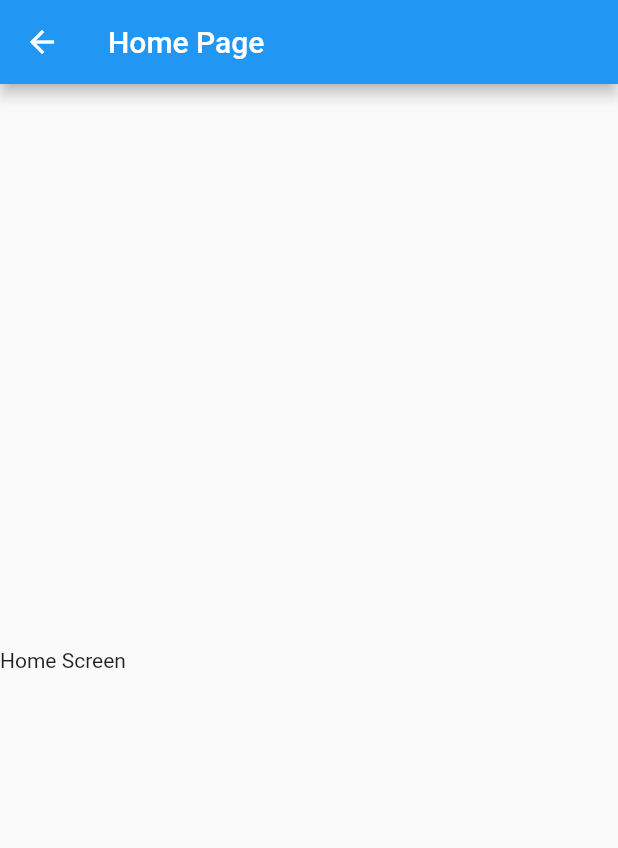
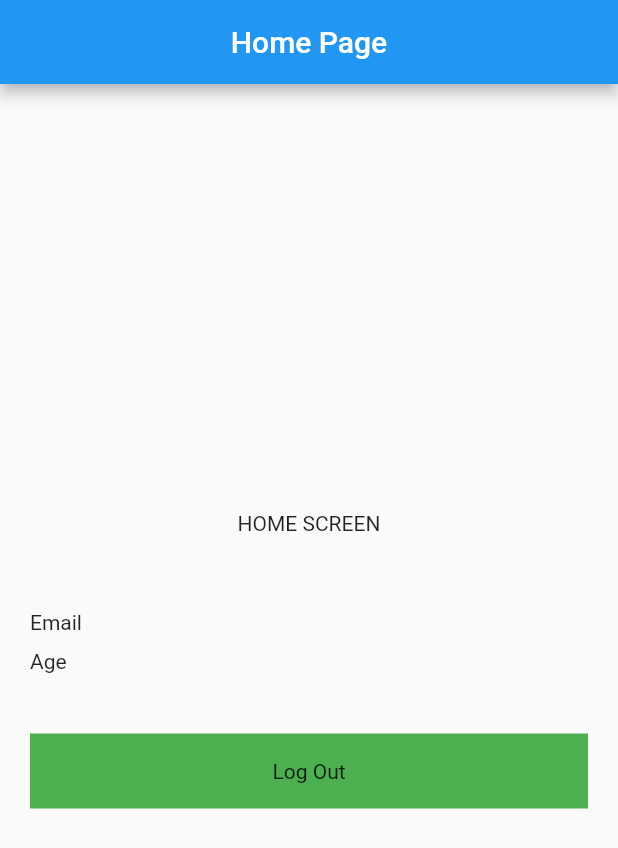
Before and after one commit to atik-sabuj/sp_multirolebase, a Flutter app: the HomePage screen opened directly, on a phone screen of 412 x 824 dp. Shown: the top 848 px of the screen. Run offline on Flutter 3.47's test engine with Material 2 defaults, Android fonts, the phone set to English and light mode, and no system bars; our stand-ins replace shared_preferences; accounts and stored records are empty; network calls fail.

Commit message:
Login with Shared Preferences #2

```diff
--- a/lib/home_page.dart
+++ b/lib/home_page.dart
@@ -1,4 +1,6 @@
 import 'package:flutter/material.dart';
+import 'package:shared_preferences/shared_preferences.dart';
+import 'package:sp_multirolebase/login_page.dart';
 
 class HomePage extends StatefulWidget {
   const HomePage({Key? key}) : super(key: key);
@@ -8,18 +10,73 @@ class HomePage extends StatefulWidget {
 }
 
 class _HomePageState extends State<HomePage> {
+
+  String email = '', age = '';
+  @override
+  void initState() {
+    // TODO: implement initState
+    super.initState();
+    loadData();
+  }
+
+  loadData()async{
+    SharedPreferences sp = await SharedPreferences.getInstance();
+    email = sp.getString('email') ?? '';
+    age = sp.getString('age') ?? '';
+    setState(() {
+
+    });
+  }
   @override
   Widget build(BuildContext context) {
     return Scaffold(
       appBar: AppBar(
         title: Text('Home Page'),
+        centerTitle: true,
+        automaticallyImplyLeading: false,
       ),
-      body: Column(
-        mainAxisAlignment: MainAxisAlignment.center,
-        crossAxisAlignment: CrossAxisAlignment.center,
-        children: [
-          Text('Home Screen')
-        ],
+      body: Padding(
+        padding: const EdgeInsets.all(20),
+        child: Column(
+          mainAxisAlignment: MainAxisAlignment.center,
+          crossAxisAlignment: CrossAxisAlignment.center,
+          children: [
+            Text('HOME SCREEN'),
+            SizedBox(height: 50,),
+            Row(
+              mainAxisAlignment: MainAxisAlignment.spaceBetween,
+              children: [
+                Text('Email'),
+                Text(email.toString())
+              ],
+            ),
+            SizedBox(height: 10,),
+            Row(
+              mainAxisAlignment: MainAxisAlignment.spaceBetween,
+              children: [
+                Text('Age'),
+                Text(age.toString())
+              ],
+            ),
+            SizedBox(height: 40,),
+            InkWell(
+              onTap: ()async{
+                SharedPreferences sp = await SharedPreferences.getInstance();
+                sp.clear();
+                Navigator.push(context,
+                    MaterialPageRoute(builder: (context) => LoginPage()));
+              },
+              child: Container(
+                height: 50,
+                width: double.infinity,
+                color: Colors.green,
+                child: Center(
+                  child: Text('Log Out'),
+                ),
+              ),
+            )
+          ],
+        ),
       ),
     );
   }
--- a/lib/login_page.dart
+++ b/lib/login_page.dart
@@ -65,7 +65,7 @@ class _LoginPageState extends State<LoginPage> {
                   width: double.infinity,
                   color: Colors.green,
                   child: Center(
-                    child: Text('Click'),
+                    child: Text('Log In'),
                   ),
                 ),
               )
--- a/lib/splash_screen.dart
+++ b/lib/splash_screen.dart
@@ -1,5 +1,6 @@
 import 'dart:async';
 import 'package:flutter/material.dart';
+import 'package:shared_preferences/shared_preferences.dart';
 import 'package:sp_multirolebase/home_page.dart';
 import 'package:sp_multirolebase/login_page.dart';
 
@@ -17,11 +18,27 @@ class _SplashScreenState extends State<SplashScreen> {
     // TODO: implement initState
     super.initState();
     print('Program Asche');
-    Timer(Duration(seconds: 3), () {
-      Navigator.push(context,
-          MaterialPageRoute(builder: (context) => LoginPage())
-      );
-    });
+
+    isLogin();
+  }
+
+  void isLogin()async{
+    SharedPreferences sp = await SharedPreferences.getInstance();
+    bool isLogin = sp.getBool('isLogin') ?? false;
+
+    if(isLogin){
+      Timer(Duration(seconds: 3), () {
+        Navigator.push(context,
+            MaterialPageRoute(builder: (context) => HomePage())
+        );
+      });
+    }else {
+      Timer(Duration(seconds: 3), () {
+        Navigator.push(context,
+            MaterialPageRoute(builder: (context) => LoginPage())
+        );
+      });
+    }
   }
   @override
   Widget build(BuildContext context) {
```
